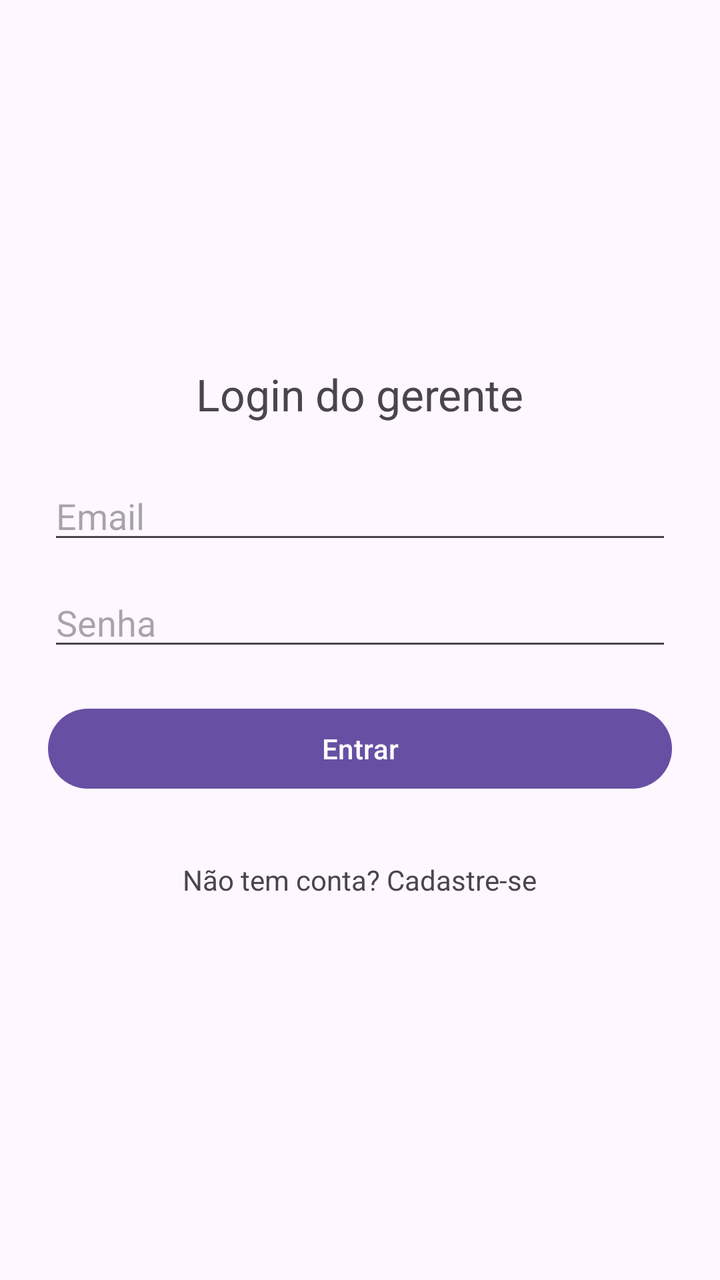
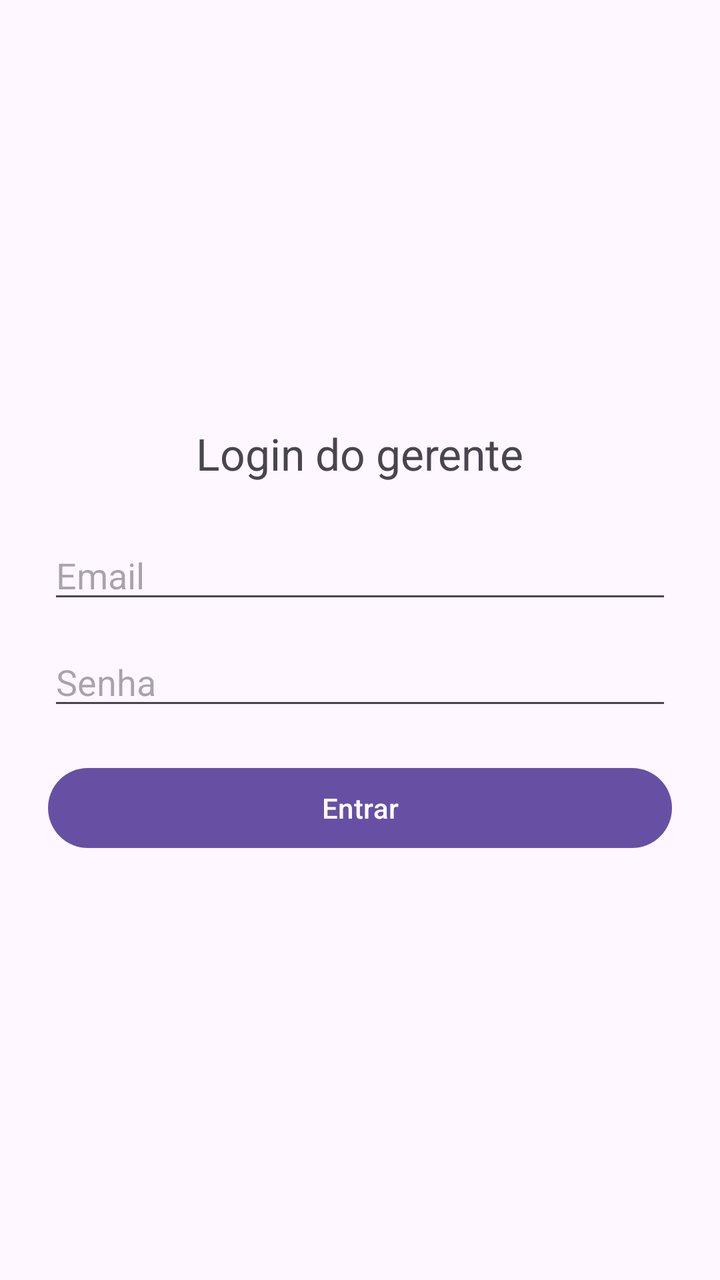

Before-and-after screenshots of an Android layout around one commit, followed by the original layout XML and the change that was made.
<!-- AndroidManifest.xml: application theme Theme.Gerencial -->
<!-- res/layout/activity_login.xml -->
<?xml version="1.0" encoding="utf-8"?>
<LinearLayout xmlns:android="http://schemas.android.com/apk/res/android"
    android:layout_width="match_parent"
    android:layout_height="match_parent"
    android:orientation="vertical"
    android:gravity="center"
    android:padding="24dp">

    <TextView
        android:layout_width="wrap_content"
        android:layout_height="wrap_content"
        android:text="@string/login_titulo"
        android:textSize="22sp"
        android:layout_marginBottom="24dp" />

    <EditText
        android:id="@+id/editEmail"
        android:layout_width="match_parent"
        android:layout_height="wrap_content"
        android:hint="@string/login_hint_email"
        android:inputType="textEmailAddress" />

    <EditText
        android:id="@+id/editSenha"
        android:layout_width="match_parent"
        android:layout_height="wrap_content"
        android:layout_marginTop="12dp"
        android:hint="@string/login_hint_senha"
        android:inputType="textPassword" />

    <Button
        android:id="@+id/botaoEntrar"
        android:layout_width="match_parent"
        android:layout_height="wrap_content"
        android:layout_marginTop="20dp"
        android:text="@string/login_botao_entrar" />

    <ProgressBar
        android:id="@+id/progresso"
        android:layout_width="wrap_content"
        android:layout_height="wrap_content"
        android:layout_marginTop="16dp"
        android:visibility="gone" />

    <TextView
        android:id="@+id/textErro"
        android:layout_width="match_parent"
        android:layout_height="wrap_content"
        android:layout_marginTop="12dp"
        android:textColor="#B00020"
        android:gravity="center"
        android:visibility="gone" />

    <TextView
        android:id="@+id/botaoIrParaCadastro"
        android:layout_width="wrap_content"
        android:layout_height="wrap_content"
        android:layout_marginTop="24dp"
        android:text="@string/login_link_cadastro"
        android:padding="8dp" />

</LinearLayout>
<!-- resources referenced by this layout -->
<resources>
  <string name="login_botao_entrar">Entrar</string>
  <string name="login_hint_email">Email</string>
  <string name="login_hint_senha">Senha</string>
  <string name="login_link_cadastro">Não tem conta? Cadastre-se</string>
  <string name="login_titulo">Login do gerente</string>
  <style name="Theme.Gerencial" parent="Base.Theme.Gerencial" />
  <style name="Base.Theme.Gerencial" parent="Theme.Material3.DayNight.NoActionBar" />
</resources>

<!-- the commit's change to res/layout/activity_login.xml (unified diff, before → after) -->
@@ -51,12 +51,4 @@
         android:gravity="center"
         android:visibility="gone" />
 
-    <TextView
-        android:id="@+id/botaoIrParaCadastro"
-        android:layout_width="wrap_content"
-        android:layout_height="wrap_content"
-        android:layout_marginTop="24dp"
-        android:text="@string/login_link_cadastro"
-        android:padding="8dp" />
-
 </LinearLayout>
<!-- resource entries referenced after the edit -->
@@ -3,7 +3,6 @@
   <string name="login_botao_entrar">Entrar</string>
   <string name="login_hint_email">Email</string>
   <string name="login_hint_senha">Senha</string>
-  <string name="login_link_cadastro">Não tem conta? Cadastre-se</string>
   <string name="login_titulo">Login do gerente</string>
   <style name="Theme.Gerencial" parent="Base.Theme.Gerencial" />
   <style name="Base.Theme.Gerencial" parent="Theme.Material3.DayNight.NoActionBar" />
